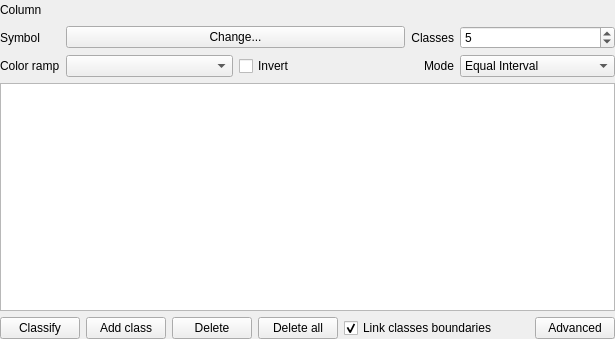
This is src/ui/qgsgraduatedsymbolrendererv2widget.ui in carsmie/QGIS as Qt 5 draws it before an edit. The edited form follows.
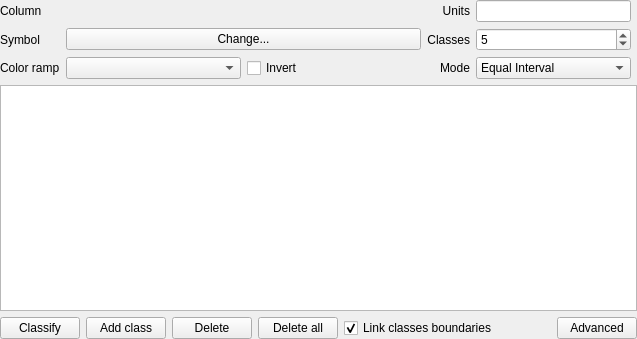
This is the edited form. Custom widgets are drawn as their Qt base class.

```diff
--- a/src/ui/qgsgraduatedsymbolrendererv2widget.ui
+++ b/src/ui/qgsgraduatedsymbolrendererv2widget.ui
@@ -6,7 +6,7 @@
    <rect>
     <x>0</x>
     <y>0</y>
-    <width>615</width>
+    <width>637</width>
     <height>339</height>
    </rect>
   </property>
@@ -25,17 +25,10 @@
    </property>
    <item>
     <layout class="QGridLayout">
-     <item row="5" column="0">
-      <widget class="QLabel" name="label_7">
-       <property name="text">
-        <string>Color ramp</string>
-       </property>
-       <property name="buddy">
-        <cstring>cboGraduatedColorRamp</cstring>
-       </property>
-      </widget>
-     </item>
-     <item row="5" column="2">
+     <property name="rightMargin">
+      <number>6</number>
+     </property>
+     <item row="6" column="2">
       <widget class="QLabel" name="label_8">
        <property name="text">
         <string>Mode</string>
@@ -48,7 +41,17 @@
        </property>
       </widget>
      </item>
-     <item row="5" column="3">
+     <item row="6" column="0">
+      <widget class="QLabel" name="label_7">
+       <property name="text">
+        <string>Color ramp</string>
+       </property>
+       <property name="buddy">
+        <cstring>cboGraduatedColorRamp</cstring>
+       </property>
+      </widget>
+     </item>
+     <item row="6" column="3">
       <widget class="QComboBox" name="cboGraduatedMode">
        <item>
         <property name="text">
@@ -77,7 +80,7 @@
        </item>
       </widget>
      </item>
-     <item row="4" column="0">
+     <item row="5" column="0">
       <widget class="QLabel" name="label_6">
        <property name="text">
         <string>Symbol</string>
@@ -87,7 +90,7 @@
        </property>
       </widget>
      </item>
-     <item row="4" column="1">
+     <item row="5" column="1">
       <widget class="QPushButton" name="btnChangeGraduatedSymbol">
        <property name="sizePolicy">
         <sizepolicy hsizetype="Minimum" vsizetype="Fixed">
@@ -100,7 +103,7 @@
        </property>
       </widget>
      </item>
-     <item row="4" column="3">
+     <item row="5" column="3">
       <widget class="QSpinBox" name="spinGraduatedClasses">
        <property name="sizePolicy">
         <sizepolicy hsizetype="Minimum" vsizetype="Fixed">
@@ -119,7 +122,7 @@
        </property>
       </widget>
      </item>
-     <item row="4" column="2">
+     <item row="5" column="2">
       <widget class="QLabel" name="label_5">
        <property name="text">
         <string>Classes</string>
@@ -132,14 +135,7 @@
        </property>
       </widget>
      </item>
-     <item row="0" column="0">
-      <widget class="QLabel" name="label_4">
-       <property name="text">
-        <string>Column</string>
-       </property>
-      </widget>
-     </item>
-     <item row="5" column="1">
+     <item row="6" column="1">
       <layout class="QHBoxLayout" name="horizontalLayout_2">
        <item>
         <widget class="QgsColorRampComboBox" name="cboGraduatedColorRamp"/>
@@ -153,7 +149,23 @@
        </item>
       </layout>
      </item>
-     <item row="0" column="1" colspan="3">
+     <item row="2" column="3">
+      <widget class="QLineEdit" name="txtUnits"/>
+     </item>
+     <item row="2" column="2">
+      <widget class="QLabel" name="label">
+       <property name="text">
+        <string>Units</string>
+       </property>
+       <property name="alignment">
+        <set>Qt::AlignRight|Qt::AlignTrailing|Qt::AlignVCenter</set>
+       </property>
+       <property name="buddy">
+        <cstring>txtUnits</cstring>
+       </property>
+      </widget>
+     </item>
+     <item row="2" column="1">
       <layout class="QHBoxLayout" name="horizontalLayout">
        <property name="topMargin">
         <number>0</number>
@@ -183,6 +195,13 @@
        </item>
       </layout>
      </item>
+     <item row="2" column="0">
+      <widget class="QLabel" name="label_4">
+       <property name="text">
+        <string>Column</string>
+       </property>
+      </widget>
+     </item>
     </layout>
    </item>
    <item>
```
Left out of the diff: 16 changed lines with no effect on the pictures.
